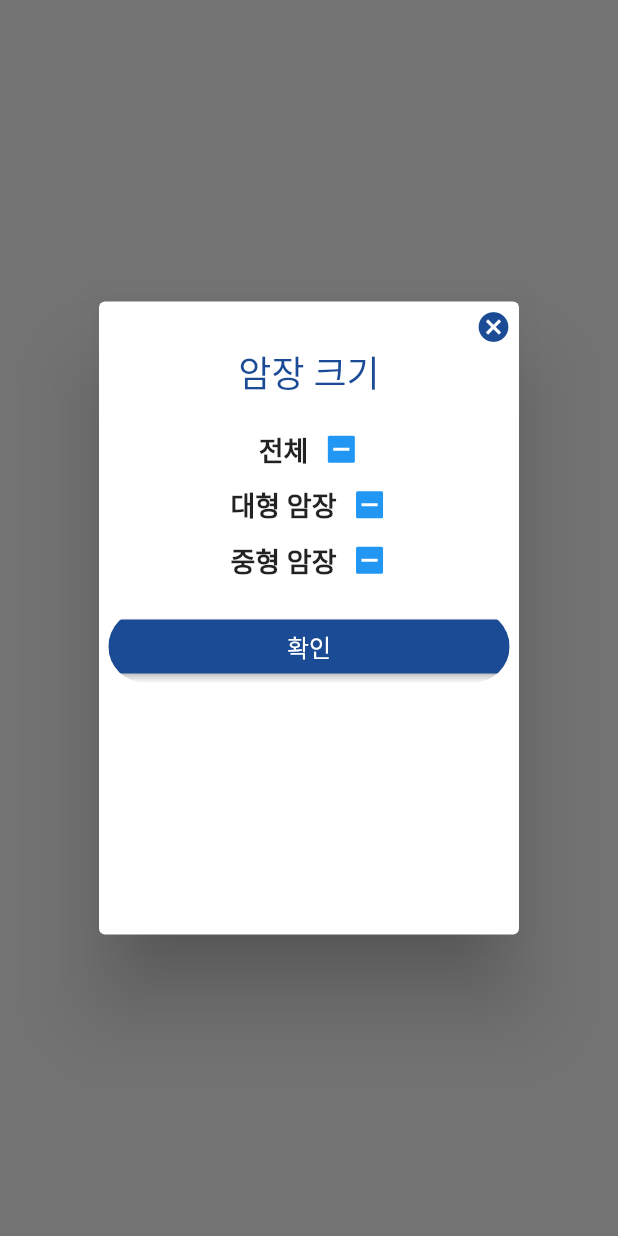
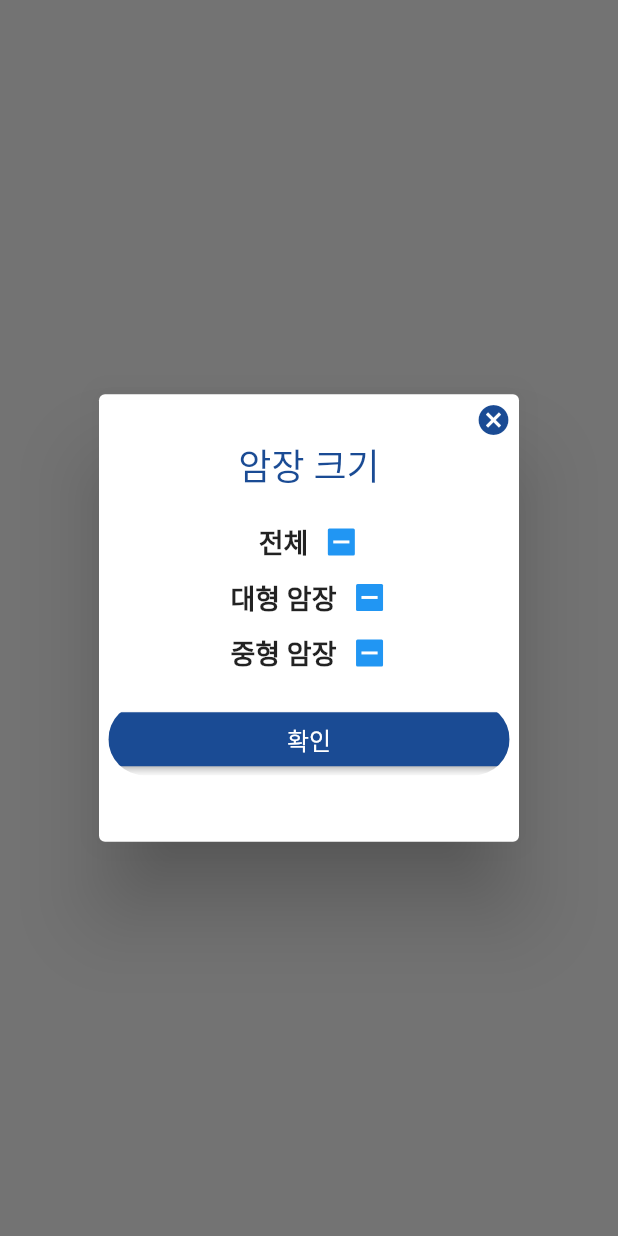
Before and after one commit to whatsthelunchmenu/ClimbLabs-app, a Flutter app: what selectDetailScaleDialog() shows on an empty page, opened directly with empty values, on a phone screen of 412 x 824 dp. Run offline on Flutter 3.47's test engine with Material 2 defaults, Android fonts, the phone set to English and light mode, and no system bars; our stand-ins replace auto_size_text, carousel_slider, dio, dots_indicator, flutter_dotenv, get and 5 more; network calls fail; Roboto replaces fonts that are missing (Jua).

Commit message:
일부 UI 수정 https://github.com/whatsthelunchmenu/ClimbLabs-app/issues/9

```diff
--- a/lib/app/ui/android/detail/components/image_slider.dart
+++ b/lib/app/ui/android/detail/components/image_slider.dart
@@ -67,8 +67,8 @@ class ImageSlider extends GetWidget<DetailController> {
                     '${controller.sliderCurrentIndex.value + 1} / ${images.length}',
                     style: TextStyle(
                       color: Colors.white,
-                      fontSize: Get.size.width * 0.04,
-                      fontWeight: FontWeight.w500,
+                      fontSize: Get.size.width * 0.035,
+                      fontWeight: FontWeight.w300,
                     ),
                   ),
                 ),
--- a/lib/app/ui/android/search_detail/components/scale_filter_dialog.dart
+++ b/lib/app/ui/android/search_detail/components/scale_filter_dialog.dart
@@ -22,7 +22,7 @@ Future<dynamic> selectDetailScaleDialog(
               contentPadding: const EdgeInsets.all(5),
               content: SizedBox(
                 height: deviceHeight > 700
-                    ? Get.size.height * 0.5
+                    ? Get.size.height * 0.35
                     : Get.size.height * 0.45,
                 child: Column(
                   children: [
```
